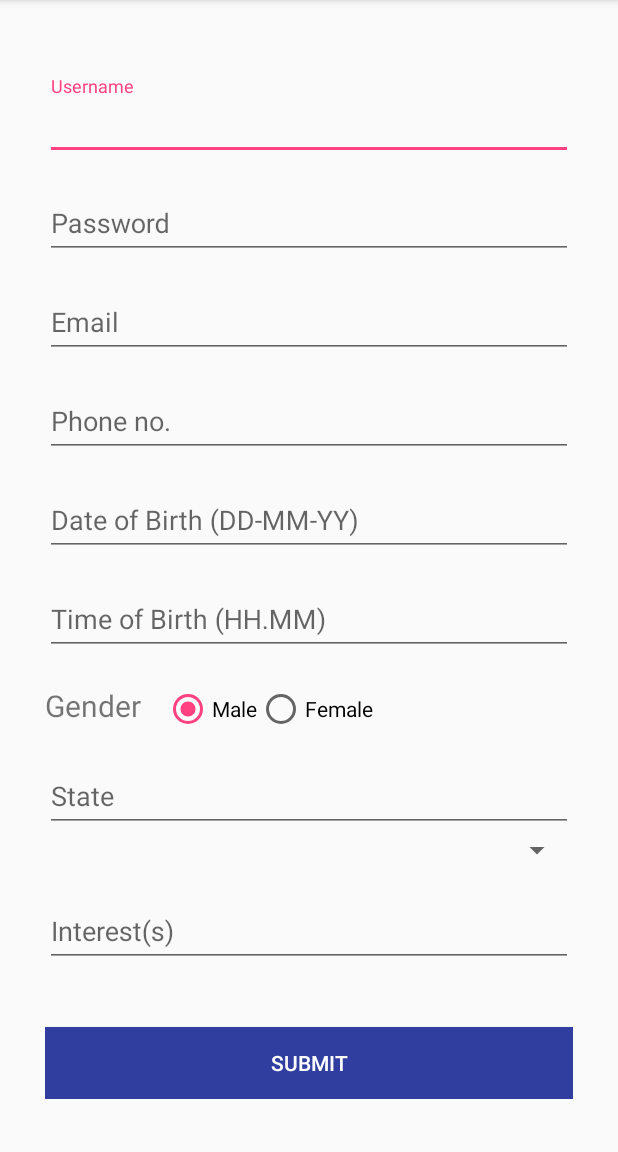
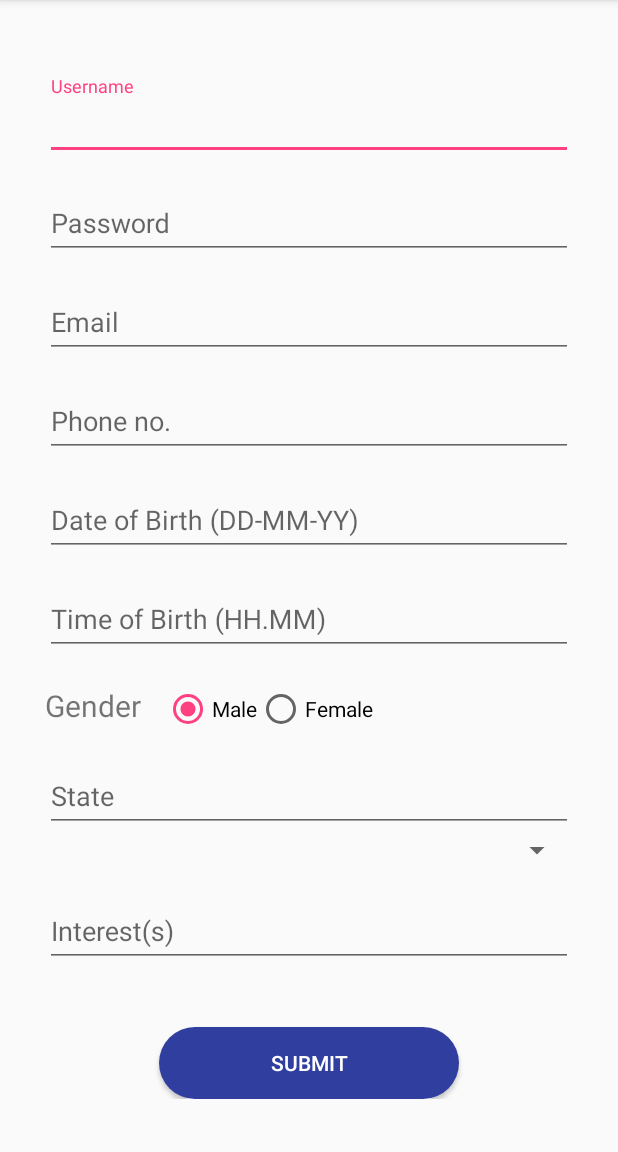
Before and after one commit to HapticHash/MaterialDesignRegistrationForm, an Android app: the screen it shows after launch (MainActivity), on a phone screen of 412 x 824 dp, the part 84-1236 px from its top. Run offline under Robolectric (Android 15) with nearby library versions, the phone set to English and light mode, and no system bars; libraries missing offline, so code that uses them is left out: com.weiwangcn.betterspinner; plain views replace MaterialBetterSpinner; 2 statements that could not run were skipped.

```diff
--- /dev/null
+++ b/app/src/main/res/drawable/round.xml
@@ -0,0 +1,6 @@
+<?xml version="1.0" encoding="utf-8"?>
+<shape xmlns:android="http://schemas.android.com/apk/res/android"
+    android:shape="rectangle" android:padding="10dp">
+    <solid android:color="#303F9F"/>
+    <corners android:radius="50dp"/>
+</shape>
--- a/app/src/main/res/layout/activity_main.xml
+++ b/app/src/main/res/layout/activity_main.xml
@@ -200,11 +200,12 @@
 
             <Button
                 android:id="@+id/btn_submit"
-                android:layout_width="fill_parent"
+                android:layout_width="200dp"
                 android:layout_height="wrap_content"
                 android:layout_marginTop="40dp"
-                android:background="@color/colorPrimaryDark"
+                android:background="@drawable/round"
                 android:text="Submit"
+                android:layout_gravity="center"
                 android:textColor="@android:color/white" />
         </LinearLayout>
     </ScrollView>
```
